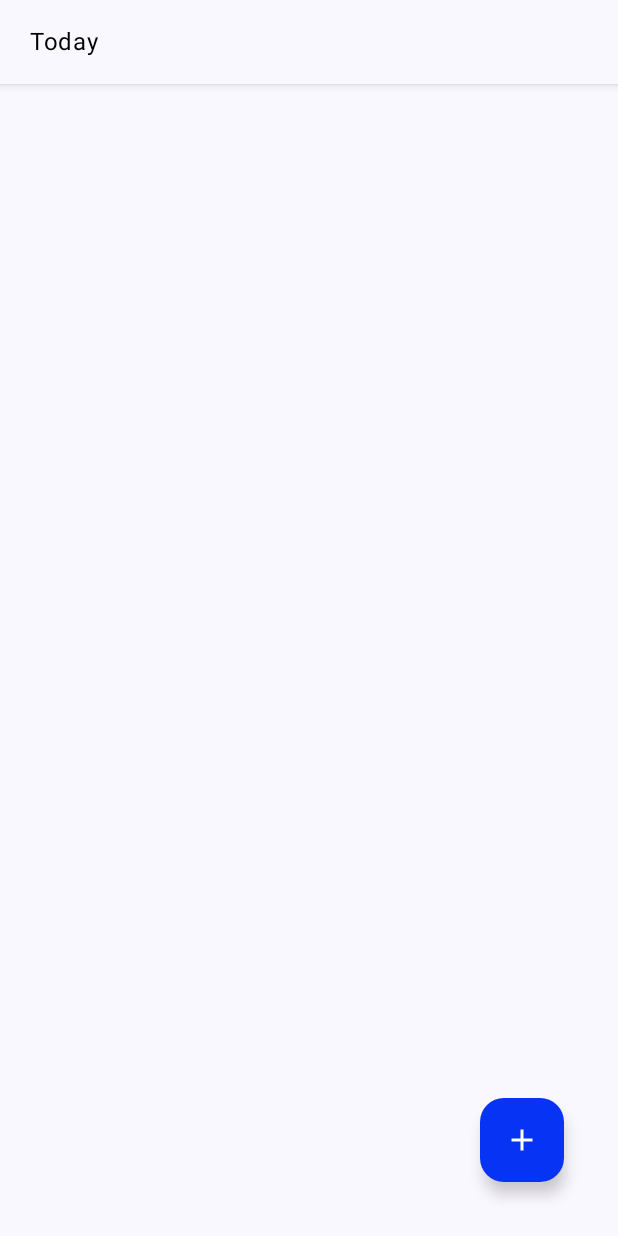
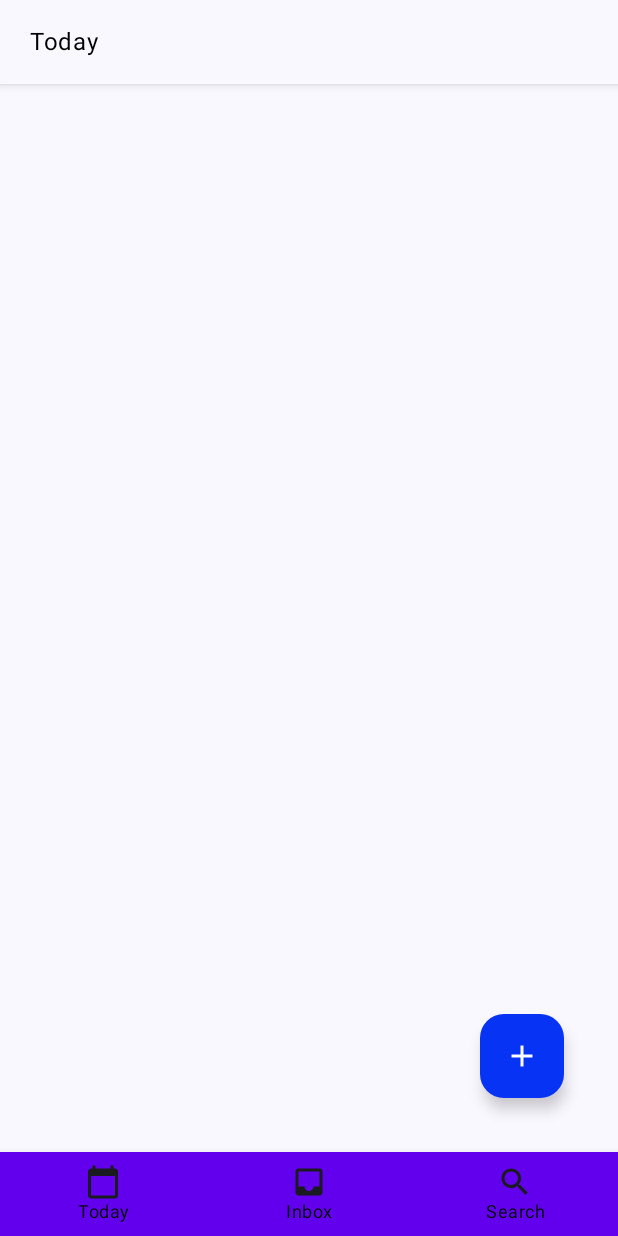
Before and after one commit to Daniel-Pino-2000/Tadu, an Android app built with Jetpack Compose: the screen it shows after launch (MainActivity), on a phone screen of 412 x 824 dp. Run offline under Robolectric (Android 15) with nearby library versions, the light colour scheme and no system bars; our stand-ins replace Room's generated code; 5 statements that could not run were skipped.

Commit message:
I started working on the bottomNavigationBar

```diff
--- a/app/src/main/java/com/example/todolist/HomeView.kt
+++ b/app/src/main/java/com/example/todolist/HomeView.kt
@@ -18,10 +18,13 @@ import androidx.compose.foundation.layout.height
 import androidx.compose.foundation.layout.padding
 import androidx.compose.foundation.layout.size
 import androidx.compose.foundation.layout.width
+import androidx.compose.foundation.layout.wrapContentSize
 import androidx.compose.foundation.lazy.LazyColumn
 import androidx.compose.foundation.lazy.items
 import androidx.compose.foundation.shape.CircleShape
 import androidx.compose.foundation.shape.RoundedCornerShape
+import androidx.compose.material.BottomNavigation
+import androidx.compose.material.BottomNavigationItem
 import androidx.compose.material.Card
 import androidx.compose.material.Checkbox
 import androidx.compose.material.DismissDirection
@@ -58,11 +61,15 @@ import androidx.compose.ui.draw.clip
 import androidx.compose.ui.graphics.Color
 import androidx.compose.ui.platform.LocalContext
 import androidx.compose.ui.res.colorResource
+import androidx.compose.ui.res.painterResource
 import androidx.compose.ui.text.font.FontWeight
 import androidx.compose.ui.text.style.TextOverflow
 import androidx.compose.ui.unit.Dp
 import androidx.compose.ui.unit.dp
+import androidx.navigation.NavController
 import androidx.navigation.NavHostController
+import androidx.navigation.compose.currentBackStackEntryAsState
+import androidx.navigation.compose.rememberNavController
 import com.example.todolist.data.Task
 import kotlinx.coroutines.coroutineScope
 import kotlinx.coroutines.delay
@@ -84,7 +91,34 @@ fun HomeView(navController: NavHostController, viewModel: TaskViewModel) {
 
     var id by remember { mutableLongStateOf(0L) }
 
+    val currentScreen = remember {
+        viewModel.currentScreen.value
+    }
+
+    val controller: NavController = rememberNavController()
+    val navBackStackEntry by controller.currentBackStackEntryAsState()
+    val currentRoute = navBackStackEntry?.destination?.route
+
+    val bottomBar: @Composable () -> Unit = {
+         if (currentScreen is Screen.BottomScreen.Today || currentScreen is Screen.BottomScreen.Inbox || currentScreen is Screen.BottomScreen.Search) {
+             BottomNavigation(Modifier.wrapContentSize()) {
+                 screenInBottom.forEach { item ->
+                     BottomNavigationItem(
+                         selected = currentRoute == item.bRoute,
+                         onClick = { navController.navigate(item.bRoute) }, icon = {
+                             Icon(contentDescription = item.bTitle, imageVector = item.bIcon)
+                         },
+                         label = { Text(text = item.bTitle) },
+                         selectedContentColor = Color.White,
+                         unselectedContentColor = Color.Black
+                     )
+                 }
+             }
+         }
+    }
+
     Scaffold(
+        bottomBar = bottomBar,
         scaffoldState = scaffoldState,
         backgroundColor = androidx.compose.material3.MaterialTheme.colorScheme.background,
         topBar = { AppBarView(title = "Today") },
--- a/app/src/main/java/com/example/todolist/Navigation.kt
+++ b/app/src/main/java/com/example/todolist/Navigation.kt
@@ -1,5 +1,7 @@
 package com.example.todolist
 
+import android.os.Build
+import androidx.annotation.RequiresApi
 import androidx.compose.runtime.Composable
 import androidx.lifecycle.viewmodel.compose.viewModel
 import androidx.navigation.*
@@ -7,28 +9,16 @@ import androidx.navigation.compose.rememberNavController
 import androidx.navigation.compose.NavHost
 import androidx.navigation.compose.composable
 
+@RequiresApi(Build.VERSION_CODES.O)
 @Composable
 fun Navigation(viewModel: TaskViewModel = viewModel(),
                navController: NavHostController = rememberNavController()) {
     NavHost(
         navController = navController,
-        startDestination = Screen.HomeScreen.route
+        startDestination = Screen.TodayScreen.route
     ) {
-        composable(Screen.HomeScreen.route) {
+        composable(Screen.TodayScreen.route) {
             HomeView(navController, viewModel)
-        }
-
-        composable(Screen.AddScreen.route + "/{id}",
-            arguments = listOf(
-                navArgument("id"){
-                type = NavType.LongType
-                defaultValue = 0L
-                nullable = false
-                }
-            )
-        ) {entry ->
-            val id = if(entry.arguments != null)  entry.arguments!!.getLong("id") else 0L
-            // TODO
         }
     }
 }
--- a/app/src/main/java/com/example/todolist/Screen.kt
+++ b/app/src/main/java/com/example/todolist/Screen.kt
@@ -1,6 +1,26 @@
 package com.example.todolist
 
-sealed class Screen(val route: String) {
-    object HomeScreen: Screen("home_screen")
-    object AddScreen: Screen("add_screen")
+import androidx.compose.material.icons.Icons
+import androidx.compose.material.icons.filled.CalendarToday
+import androidx.compose.material.icons.filled.Inbox
+import androidx.compose.material.icons.filled.Search
+import androidx.compose.ui.graphics.vector.ImageVector
+
+sealed class Screen(val title: String, val route: String) {
+    object TodayScreen: Screen("today", "home_screen")
+
+    sealed class BottomScreen(
+        val bTitle: String, val bRoute: String, val bIcon: ImageVector
+    ) : Screen(bTitle, bRoute) {
+
+        object Today: BottomScreen(bTitle = "Today", bRoute = "today", Icons.Default.CalendarToday)
+        object Inbox: BottomScreen(bTitle = "Inbox", bRoute = "inbox", Icons.Default.Inbox)
+        object Search: BottomScreen(bTitle = "Search", bRoute = "search", Icons.Default.Search)
+    }
 }
+
+val screenInBottom = listOf(
+    Screen.BottomScreen.Today,
+    Screen.BottomScreen.Inbox,
+    Screen.BottomScreen.Search
+)
--- a/app/src/main/java/com/example/todolist/TaskViewModel.kt
+++ b/app/src/main/java/com/example/todolist/TaskViewModel.kt
@@ -1,5 +1,6 @@
 package com.example.todolist
 
+import androidx.compose.runtime.MutableState
 import androidx.compose.runtime.getValue
 import androidx.compose.runtime.mutableIntStateOf
 import androidx.compose.runtime.mutableStateOf
@@ -23,6 +24,14 @@ class TaskViewModel(
     var taskAddressState by mutableStateOf("")
     var taskPriority: String by mutableStateOf("")
     var taskDeadline by mutableStateOf("")
+
+    private val _currentScreen: MutableState<Screen> = mutableStateOf(Screen.BottomScreen.Today)
+
+    val currentScreen: MutableState<Screen> get() = _currentScreen
+
+    fun setCurrentScreen(screen: Screen) {
+        _currentScreen.value = screen
+    }
 
 
     fun onTaskTitleChanged(newString:String){
@@ -85,4 +94,5 @@ class TaskViewModel(
             getAllTasks = taskRepository.getTasks()
         }
     }
+
 }
```
